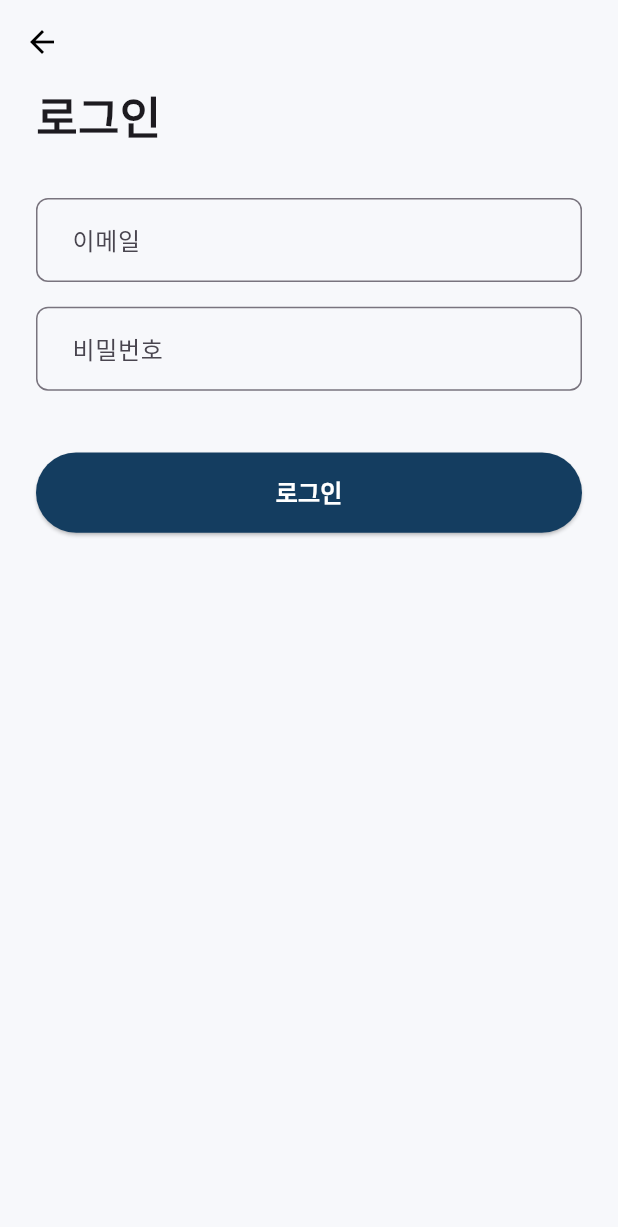
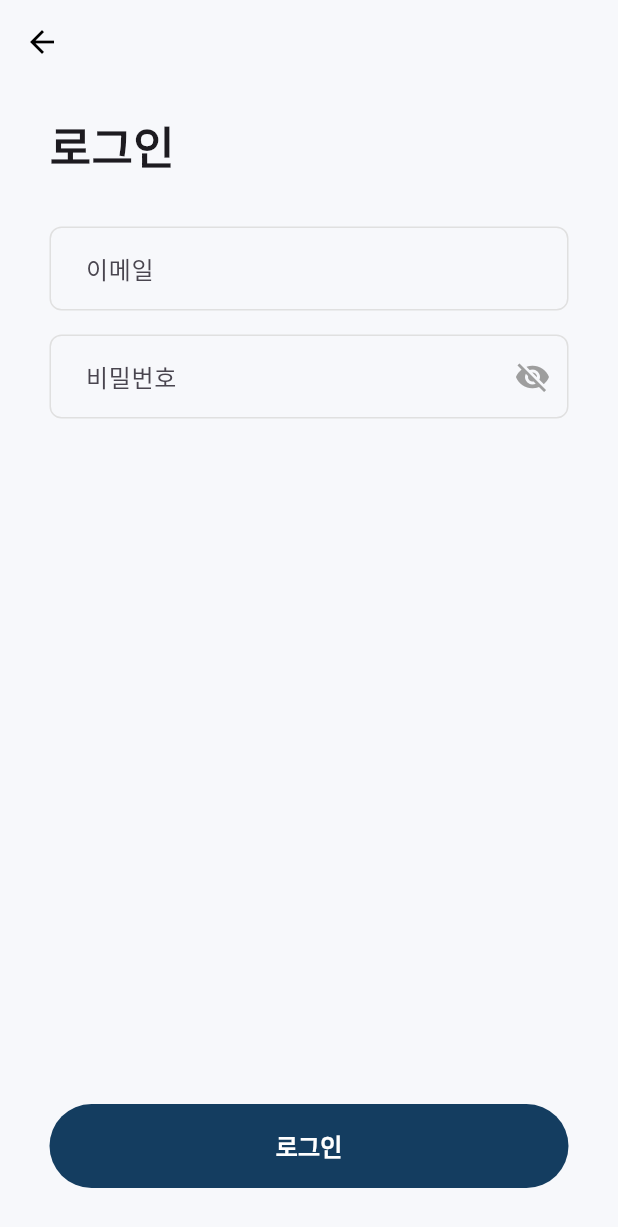
Before and after one commit to NaldonStudy/DollarInsight, a Flutter app: the screen it shows after launch, after a tap on "로그인", on a phone screen of 412 x 824 dp. Shown: the top 1227 px of the screen. Run offline on Flutter 3.47's test engine with Material 3 defaults, Android fonts, the phone set to English and light mode, and no system bars; our stand-ins replace go_router, shared_preferences.

Commit message:
Modify: 버튼 위치변경, 인풋 비율 유지

```diff
--- a/frontend/lib/presentation/screens/auth/login_screen.dart
+++ b/frontend/lib/presentation/screens/auth/login_screen.dart
@@ -1,92 +1,70 @@
 import 'package:flutter/material.dart';
 import 'package:go_router/go_router.dart';
+import '../../widgets/common/custom_back_button.dart';
+import '../../widgets/common/custom_text_field.dart';
+import '../../widgets/common/custom_button.dart';
 
 class LoginScreen extends StatelessWidget {
   const LoginScreen({super.key});
 
   @override
   Widget build(BuildContext context) {
-    final width = MediaQuery.of(context).size.width;
-    final height = MediaQuery.of(context).size.height;
+    final emailController = TextEditingController();
+    final passwordController = TextEditingController();
 
     return Scaffold(
       backgroundColor: const Color(0xFFF7F8FB),
       appBar: AppBar(
         elevation: 0,
         backgroundColor: const Color(0xFFF7F8FB),
-        leading: IconButton(
-          icon: const Icon(Icons.arrow_back, color: Colors.black),
-          onPressed: () => context.pop(), // ✅ 이전 화면으로 돌아가기
+        leading: const CustomBackButton(),
       ),
-      ),
-      body: Padding(
-        padding: const EdgeInsets.symmetric(horizontal: 24),
+      body: SafeArea(
+        child: Padding(
+          padding: const EdgeInsets.symmetric(horizontal: 33),
           child: Column(
             crossAxisAlignment: CrossAxisAlignment.start,
             children: [
+              const SizedBox(height: 20),
+
+              // 로그인 타이틀
               const Text(
                 '로그인',
                 style: TextStyle(
                   fontSize: 30,
-                fontWeight: FontWeight.bold,
+                  fontWeight: FontWeight.w700,
                 ),
               ),
-            SizedBox(height: height * 0.04),
+              const SizedBox(height: 32),
 
-            /// 이메일 입력
-            TextField(
-              decoration: InputDecoration(
+              // 이메일 입력
+              CustomTextField(
                 hintText: '이메일',
-                border: OutlineInputBorder(
-                  borderRadius: BorderRadius.circular(8),
+                controller: emailController,
+                keyboardType: TextInputType.emailAddress,
               ),
-                contentPadding:
-                const EdgeInsets.symmetric(horizontal: 20, vertical: 16),
+              const SizedBox(height: 16),
+
+              // 비밀번호 입력
+              CustomTextField(
+                hintText: '비밀번호',
+                controller: passwordController,
+                obscureText: true,
+                showPasswordToggle: true,
               ),
-              keyboardType: TextInputType.emailAddress, // ✅ 키보드 자동 이메일 형식
-            ),
-            SizedBox(height: height * 0.02),
 
-            /// 비밀번호 입력
-            TextField(
-              decoration: InputDecoration(
-                hintText: '비밀번호',
-                border: OutlineInputBorder(
-                  borderRadius: BorderRadius.circular(8),
-                ),
-                contentPadding:
-                const EdgeInsets.symmetric(horizontal: 20, vertical: 16),
-              ),
-              obscureText: true, // ✅ 비밀번호 가리기
-            ),
-            SizedBox(height: height * 0.05),
+              const Spacer(), // 🔽 남는 공간을 채워서 버튼을 아래로 밀어냄
 
-            /// 로그인 버튼
-            SizedBox(
-              width: double.infinity,
-              height: height * 0.065,
-              child: ElevatedButton(
-                style: ElevatedButton.styleFrom(
-                  backgroundColor: const Color(0xFF143D60),
-                  shape: RoundedRectangleBorder(
-                    borderRadius: BorderRadius.circular(30),
-                  ),
-                ),
+              // 로그인 버튼
+              CustomButton(
+                text: '로그인',
                 onPressed: () {
-                  // ✅ 로그인 처리 후 페이지 쌓기
                   context.push('/persona-intro');
                 },
-                child: const Text(
-                  '로그인',
-                  style: TextStyle(
-                    fontSize: 16,
-                    fontWeight: FontWeight.w700,
-                    color: Colors.white,
               ),
+              const SizedBox(height: 32), // 하단 여백
+            ],
           ),
-              ),
-            ),
-          ],
         ),
       ),
     );
--- a/frontend/lib/presentation/screens/auth/signup/signup_screen.dart
+++ b/frontend/lib/presentation/screens/auth/signup/signup_screen.dart
@@ -11,11 +11,9 @@ class SignupScreen extends StatelessWidget {
   const SignupScreen({super.key});
 
   void _handleSignup(BuildContext context, SignupFormProvider provider) {
-    // 모든 필드 유효성 검증
     if (provider.validateAll()) {
       context.push('/signup/watchlist');
     } else {
-      // 유효하지 않은 경우 스낵바로 안내
       ScaffoldMessenger.of(context).showSnackBar(
         const SnackBar(
           content: Text('모든 필드를 올바르게 입력해주세요'),
@@ -38,15 +36,16 @@ class SignupScreen extends StatelessWidget {
               backgroundColor: const Color(0xFFF7F8FB),
               leading: const CustomBackButton(),
             ),
-            body: SingleChildScrollView(
+
+            /// ✅ 버튼을 하단 고정시키기 위해 Column 재구성
+            body: SafeArea(
               child: Padding(
                 padding: const EdgeInsets.symmetric(horizontal: 33),
                 child: Column(
                   crossAxisAlignment: CrossAxisAlignment.start,
                   children: [
+                    /// ✅ 상단 여백 + 타이틀
                     const SizedBox(height: 20),
-
-                    // 회원가입 타이틀
                     const Text(
                       '회원가입',
                       style: TextStyle(
@@ -56,7 +55,13 @@ class SignupScreen extends StatelessWidget {
                     ),
                     const SizedBox(height: 32),
 
-                    // 닉네임 입력
+                    /// ✅ 입력폼은 스크롤 가능 영역
+                    Expanded(
+                      child: SingleChildScrollView(
+                        child: Column(
+                          crossAxisAlignment: CrossAxisAlignment.start,
+                          children: [
+                            // 닉네임
                             CustomTextField(
                               hintText: '닉네임',
                               controller: provider.nicknameController,
@@ -65,7 +70,7 @@ class SignupScreen extends StatelessWidget {
                             _buildValidationFeedback(provider.state.nickname),
                             const SizedBox(height: 16),
 
-                    // 이메일 입력
+                            // 이메일
                             CustomTextField(
                               hintText: '이메일',
                               controller: provider.emailController,
@@ -75,7 +80,7 @@ class SignupScreen extends StatelessWidget {
                             _buildValidationFeedback(provider.state.email),
                             const SizedBox(height: 16),
 
-                    // 비밀번호 입력
+                            // 비밀번호
                             CustomTextField(
                               hintText: '비밀번호',
                               controller: provider.passwordController,
@@ -86,7 +91,7 @@ class SignupScreen extends StatelessWidget {
                             _buildValidationFeedback(provider.state.password),
                             const SizedBox(height: 16),
 
-                    // 비밀번호 확인 입력
+                            // 비밀번호 확인
                             CustomTextField(
                               hintText: '비밀번호 확인',
                               controller: provider.passwordConfirmController,
@@ -95,9 +100,13 @@ class SignupScreen extends StatelessWidget {
                               onChanged: provider.validatePasswordConfirm,
                             ),
                             _buildValidationFeedback(provider.state.passwordConfirm),
-                    const SizedBox(height: 56),
+                            const SizedBox(height: 24),
+                          ],
+                        ),
+                      ),
+                    ),
 
-                    // 회원가입 버튼
+                    /// ✅ 하단 버튼 고정
                     CustomButton(
                       text: '회원가입',
                       onPressed: () => _handleSignup(context, provider),
@@ -113,19 +122,14 @@ class SignupScreen extends StatelessWidget {
     );
   }
 
-  /// 유효성 검증 피드백을 표시하는 위젯
   Widget _buildValidationFeedback(FieldValidationState state) {
-    // 입력을 시작하지 않았거나 유효한 경우에는 아무것도 표시하지 않음
-    if (!state.hasBeenTouched) {
-      return const SizedBox.shrink();
-    }
+    if (!state.hasBeenTouched) return const SizedBox.shrink();
 
     if (state.isValid) {
-      // 유효한 경우 초록색 체크 아이콘 표시
-      return Padding(
-        padding: const EdgeInsets.only(top: 8, left: 2),
+      return const Padding(
+        padding: EdgeInsets.only(top: 8, left: 2),
         child: Row(
-          children: const [
+          children: [
             Icon(
               Icons.check_circle,
               color: Color(0xFF31C275),
@@ -135,7 +139,6 @@ class SignupScreen extends StatelessWidget {
         ),
       );
     } else if (state.errorMessage != null) {
-      // 유효하지 않은 경우 빨간색 에러 메시지 표시
       return Padding(
         padding: const EdgeInsets.only(top: 8, left: 2),
         child: Text(
@@ -149,7 +152,6 @@ class SignupScreen extends StatelessWidget {
         ),
       );
     }
-
     return const SizedBox.shrink();
   }
 }
--- a/frontend/pubspec.yaml
+++ b/frontend/pubspec.yaml
@@ -34,7 +34,7 @@ dependencies:
     sdk: flutter
   go_router: ^13.0.0
   shared_preferences: ^2.2.2
-  provider: ^6.1.1
+  provider: ^6.1.5+1
 
   # The following adds the Cupertino Icons font to your application.
   # Use with the CupertinoIcons class for iOS style icons.
```
Lines whose indentation alone changed are shown as unchanged.
